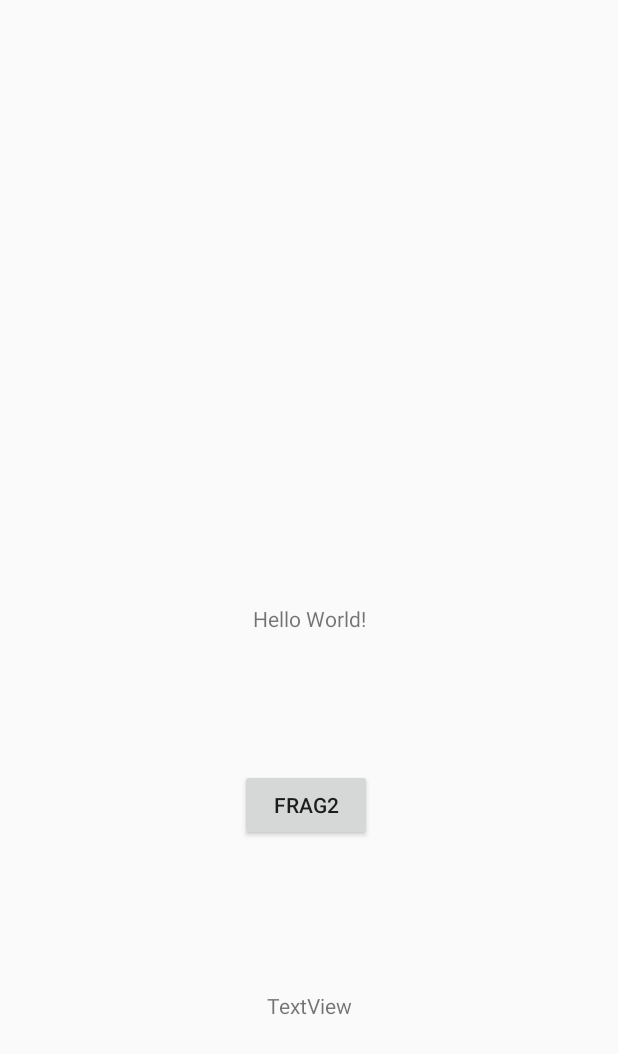
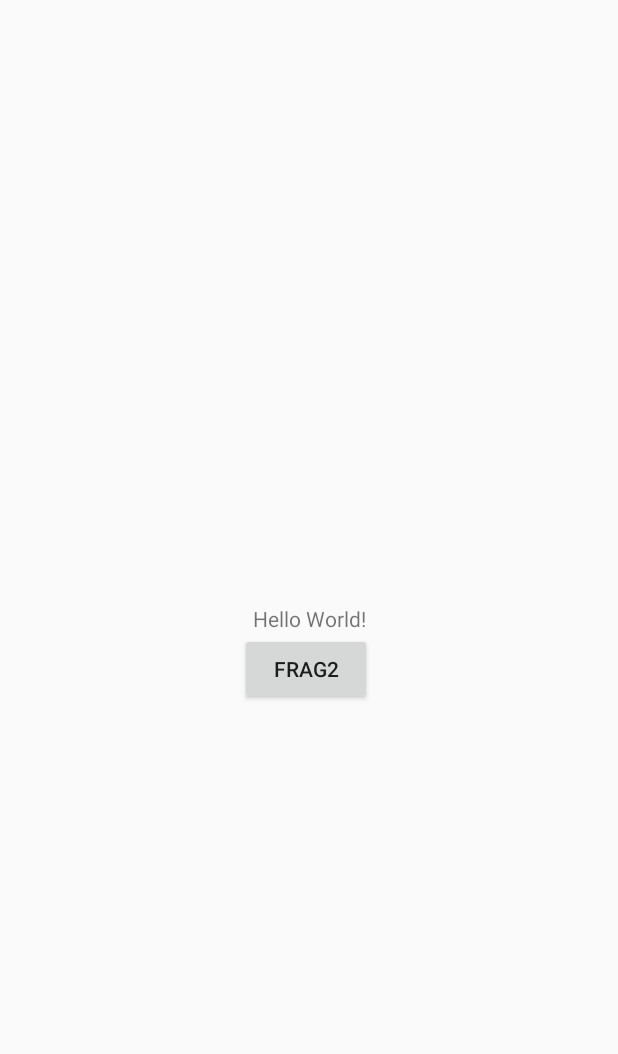
Before and after one commit to ragnarak54/Citizen-Hub, an Android app: the screen it shows after launch (MainActivity), on a phone screen of 412 x 824 dp. Shown: the top 1054 px of the screen. Run offline under Robolectric (Android 15) with nearby library versions, the phone set to English and light mode, and no system bars; our stand-ins replace Firebase (no records; nobody signed in at launch, a user with empty details on screens opened directly); 1 statement that could not run was skipped.

```diff
--- a/app/src/main/java/com/example/citizenhub/MainActivity.java
+++ b/app/src/main/java/com/example/citizenhub/MainActivity.java
@@ -4,13 +4,28 @@ import android.app.admin.DevicePolicyManager;
 import android.content.ComponentName;
 import android.content.Context;
 import android.os.Bundle;
+import android.provider.DocumentsContract;
+import android.util.Log;
 import android.view.View;
 import android.view.WindowManager;
+
+import androidx.annotation.NonNull;
 import androidx.fragment.app.FragmentActivity;
 import androidx.fragment.app.FragmentManager;
 import androidx.fragment.app.FragmentTransaction;
 
 import android.widget.TextView;
+
+import com.google.android.gms.tasks.OnCompleteListener;
+import com.google.android.gms.tasks.OnFailureListener;
+import com.google.android.gms.tasks.OnSuccessListener;
+import com.google.android.gms.tasks.Task;
+import com.google.firebase.firestore.DocumentReference;
+import com.google.firebase.firestore.DocumentSnapshot;
+import com.google.firebase.firestore.FirebaseFirestore;
+
+import java.util.HashMap;
+import java.util.Map;
 
 public class MainActivity extends FragmentActivity {
 
@@ -24,8 +39,25 @@ public class MainActivity extends FragmentActivity {
                 WindowManager.LayoutParams.FLAG_FULLSCREEN);
         getWindow().getDecorView().setSystemUiVisibility(View.SYSTEM_UI_FLAG_HIDE_NAVIGATION);
 
-        // Hello world Firestore
-        TextView dbText = (TextView) findViewById(R.id.dbTest);
+        FirebaseFirestore db = FirebaseFirestore.getInstance();
+
+        // Put a test key and value...
+        Map<String, String> testPut = new HashMap<>();
+        testPut.put("Hello", "World!");
+        db.collection("test").document("testDoc").set(testPut);
+        // Now retrieve it!
+        db.collection("test").document("testDoc").get()
+                .addOnCompleteListener(new OnCompleteListener<DocumentSnapshot>() {
+                    @Override
+                    public void onComplete(@NonNull Task<DocumentSnapshot> task) {
+                        if(task.isSuccessful()) {
+                            DocumentSnapshot doc = task.getResult();
+                            if(doc.exists()) {
+                                Log.d("Jack's Tag: ", doc.getData().toString());
+                            }
+                        }
+                    }
+                });
     }
 
     // https://stackoverflow.com/questions/8631095/how-to-prevent-going-back-to-the-previous-activity
--- a/app/src/main/res/layout/activity_main.xml
+++ b/app/src/main/res/layout/activity_main.xml
@@ -24,20 +24,8 @@
         android:layout_marginStart="160dp"
         android:onClick="goSamp"
         android:text="Frag2"
-        app:layout_constraintBottom_toTopOf="@+id/dbTest"
         app:layout_constraintStart_toStartOf="parent"
         app:layout_constraintTop_toBottomOf="@+id/textView2"
         app:layout_constraintVertical_bias="0.475" />
 
-    <TextView
-        android:id="@+id/dbTest"
-        android:layout_width="wrap_content"
-        android:layout_height="wrap_content"
-        android:text="TextView"
-        app:layout_constraintBottom_toBottomOf="parent"
-        app:layout_constraintEnd_toEndOf="parent"
-        app:layout_constraintStart_toStartOf="parent"
-        app:layout_constraintTop_toTopOf="parent"
-        app:layout_constraintVertical_bias="0.821" />
-
 </androidx.constraintlayout.widget.ConstraintLayout>
```
